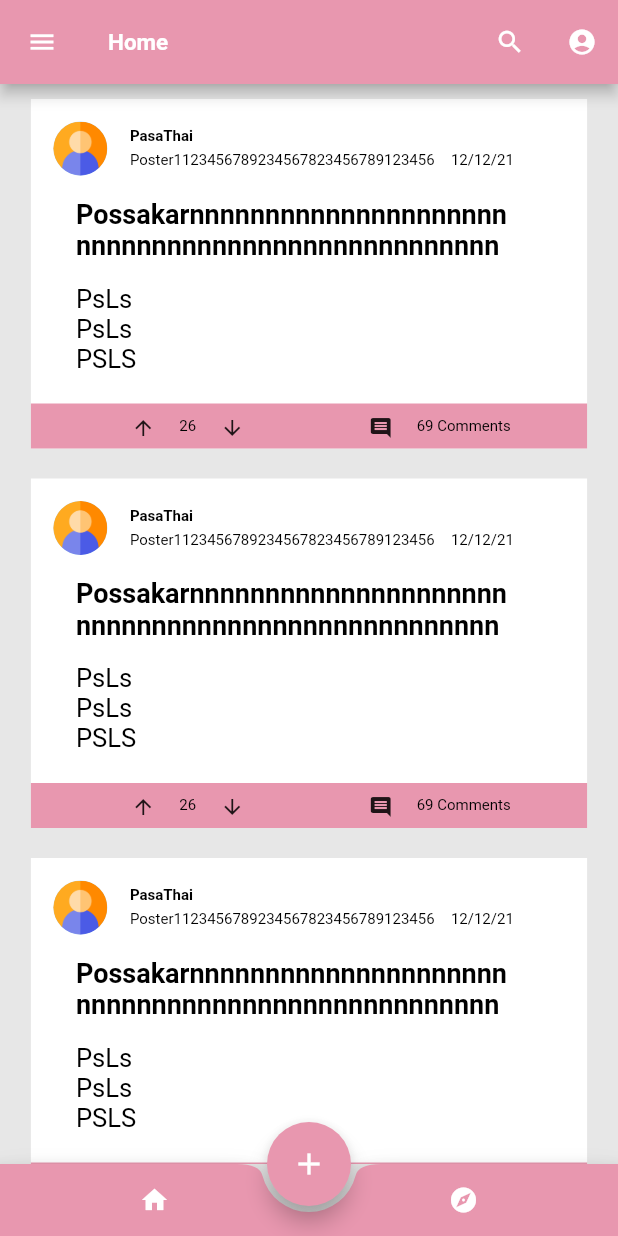
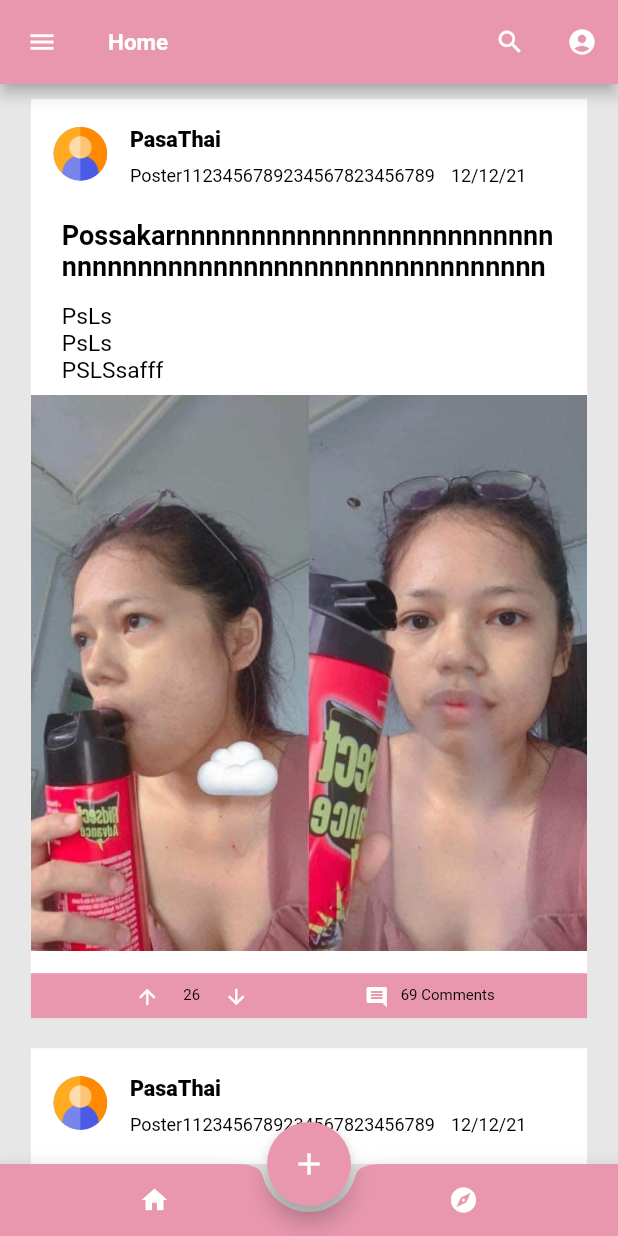
Before and after one commit to Thinc-Cu-Stack-Exchange/cu_problem_exchange, a Flutter app: the screen it shows after launch, after a tap on the "arrow upward" icon, on a phone screen of 412 x 824 dp. Run offline on Flutter 3.47's test engine with Material 2 defaults, Android fonts, the phone set to English and light mode, and no system bars; our stand-ins replace carousel_slider, get, image_picker, photo_view; missing offline and left inert: colorful_safe_area.

Commit message:
edit post and add postmaterial

```diff
--- a/lib/page/home.dart
+++ b/lib/page/home.dart
@@ -42,7 +42,8 @@ class Home extends GetView<HomeController> {
                   userName : "Poster1123456789234567823456789123456783456782345678",
                   postDate : "12/12/21",
                   postTitle : "Possakarnnnnnnnnnnnnnnnnnnnnnnnnnnnnnnnnnnnnnnnnnnnnnnnnnnnnnnnnnnnnnnnnnnnnnnnnnnnn",
-                  postText : "PsLs \nPsLs \nPSLS", // optional
+                  postText : "PsLs \nPsLs \nPSLSsafff\npsps", // optional
+                  postImage: Image.asset("assets/sample_image.jpg"),
                   postLiked : 26,
                   postCommentCount : 69,
                 ),
@@ -52,7 +53,6 @@ class Home extends GetView<HomeController> {
                   userName : "Poster1123456789234567823456789123456783456782345678",
                   postDate : "12/12/21",
                   postTitle : "Possakarnnnnnnnnnnnnnnnnnnnnnnnnnnnnnnnnnnnnnnnnnnnnnnnnnnnnnnnnnnnnnnnnnnnnnnnnnnnn",
-                  postText : "PsLs \nPsLs \nPSLS", // optional
                   postLiked : 26,
                   postCommentCount : 69,
                 ),
--- a/lib/widget/drawer.dart
+++ b/lib/widget/drawer.dart
@@ -112,12 +112,7 @@ class CreateTag extends StatelessWidget {
           child: SizedBox(
             height: tagHeight,
             width: tagWidth,
-            child: Container(
-              decoration: BoxDecoration(
-                borderRadius: BorderRadius.circular(18),
-                color: const Color(0xffffffff),
-              ),
-              child: TextButton(
+            child: TextButton(
                 onPressed: () {},
                 style: ButtonStyle(
                   alignment: Alignment.centerLeft, // <-- had to set alignment
@@ -140,7 +135,7 @@ class CreateTag extends StatelessWidget {
               ),
             ),
           ),
-        ),
+
 
       ],
     );
--- a/lib/widget/post.dart
+++ b/lib/widget/post.dart
@@ -1,5 +1,8 @@
+import 'dart:math';
+
 import 'package:flutter/material.dart';
 import 'package:get/get.dart';
+import 'package:cu_problem_exchange/widget/postmaterial.dart';
 
 class CreatePost extends StatelessWidget {
   var userImage;
@@ -8,9 +11,9 @@ class CreatePost extends StatelessWidget {
   var postDate;
   var postTitle;
   var postText;
-  var postImage;// optional
-  var postLiked;
-  var postCommentCount;
+  var postImage; // optional
+  int postLiked;
+  int postCommentCount;
   CreatePost({
     super.key,
     required this.userImage,
@@ -23,16 +26,13 @@ class CreatePost extends StatelessWidget {
     required this.postLiked,
     required this.postCommentCount,
   });
-  var headerStyle = TextStyle(
+  final headerStyle = TextStyle(
     color: Color(0xff000000),
     fontSize: 10,
     fontWeight: FontWeight.normal,
   );
-  var bodystyle = TextStyle(
-    color: Color(0xff000000),
-    fontSize: 18,
-    fontWeight: FontWeight.normal,
-  );
+  var upvoteColor = Color(0xffffffff);
+  var downvoteColor = Color(0xffffffff);
   @override
   Widget build(BuildContext context) {
     return Padding(
@@ -47,83 +47,39 @@ class CreatePost extends StatelessWidget {
               crossAxisAlignment: CrossAxisAlignment.start,
               children: [
                 // Post Header
-                Padding(
-                  padding: const EdgeInsets.all(15),
-                  child: Row(
+                CreatePostHeader(userImage: userImage, userName: userName, postTag: postTag, postDate: postDate),
+                // body post
+                Column(
+                  crossAxisAlignment: CrossAxisAlignment.start,
                   children: [
-                      CircleAvatar(
-                        backgroundImage: userImage,
-                        radius: 18,
+                    // Title
+                    Align(
+                      alignment: Alignment.center,
+                      child: SizedBox(
+                        width: context.width * 0.80,
+                        child: TextButton(
+                          onPressed: () {},
+                          style: ButtonStyle(
+                            padding: MaterialStateProperty.all<EdgeInsetsGeometry>(EdgeInsets.all(0)),
                           ),
-                      Padding(
-                        padding: EdgeInsets.fromLTRB(15, 0, 0, 0),
                           child: Column(
                             crossAxisAlignment: CrossAxisAlignment.start,
                             children: [
-                            Padding(
-                              padding: const EdgeInsets.fromLTRB(0, 0, 0, 4),
-                              child: SizedBox(
-                                width: context.width * 0.50,
-                                child: Text(
-                                  postTag,
-                                  style: headerStyle.apply(fontWeightDelta: 3),
-                                  maxLines: 1,
+                              CreateTitle(postTitle: postTitle),
+                              // Text
+                              CreateText(postText: postText),
+                            ],
                           ),
                         ),
                       ),
-                            Row(
-                              children: [
-                                SizedBox(
-                                  width: context.width * 0.50,
-                                  child: Text(
-                                    userName,
-                                    style: headerStyle,
-                                    maxLines: 1,
                     ),
-                                ),
-                                Padding(
-                                  padding: const EdgeInsets.fromLTRB(8, 0, 0, 0),
-                                  child: Text(
-                                    postDate,
-                                    style: headerStyle,
-                                    maxLines: 1,
-                                  ),
-                                )
+                    // Img
+                    CreateImage(postImage: postImage,),
                   ],
-                            )
-                          ],
-                        ),
-                      )
-                    ],
-                  ),
-                ),
-                // Title
-                Padding(
-                  padding: EdgeInsets.fromLTRB(30, 0, 0, 15),
-                  child: SizedBox(
-                    width: context.width * 0.70,
-                    child: Text(
-                      postTitle,
-                      style: bodystyle.apply(fontWeightDelta: 2),
-                      maxLines: 2,
-                    ),
-                  ),
-                ),
-                // Text
-                Padding(
-                  padding: EdgeInsets.fromLTRB(30, 0, 0, 15),
-                  child: SizedBox(
-                    width: context.width * 0.70,
-                    child: Text(
-                      postText,
-                      style: bodystyle.apply(fontSizeFactor: 0.95),
-                      maxLines: 3,
-                    ),
-                  ),
                 ),
                 // Spacing
                 SizedBox(
-                  height: 5,
+                  height: 15,
                 ),
                 // Bottom
                 Container(
@@ -137,22 +93,43 @@ class CreatePost extends StatelessWidget {
                         Row(
                           mainAxisAlignment: MainAxisAlignment.spaceEvenly,
                           children: [
+                            // Upvote icon
                             IconButton(
-                                onPressed: () {},
+                                onPressed: () {
+                                  if (upvoteColor == Color(0xffffffff)) {
+                                    upvoteColor = Color(0xff00B2FF);
+                                    postLiked += 1;
+                                  } else {
+                                    upvoteColor = Color(0xffffffff);
+                                    postLiked -= 1;
+                                  }
+                                },
                                 icon: Icon(
                                   Icons.arrow_upward_outlined,
                                   size: 16,
+                                  color: upvoteColor,
                                 )
                             ),
+                            // Liked post
                             Text(
                               postLiked.toString(),
                               style: headerStyle,
                             ),
+                            // Downvote icon
                             IconButton(
-                                onPressed: () {},
+                                onPressed: () {
+                                  if (downvoteColor == Color(0xffffffff)) {
+                                    downvoteColor = Color(0xffFF2A69);
+                                    postLiked = min(postLiked - 1,  0);
+                                  } else {
+                                    downvoteColor = Color(0xffffffff);
+                                    postLiked += 1;
+                                  }
+                                },
                                 icon: Icon(
                                   Icons.arrow_downward_outlined,
                                   size: 16,
+                                  color: downvoteColor,
                                 )
                             )
                           ],
@@ -161,16 +138,17 @@ class CreatePost extends StatelessWidget {
                         Row(
                           mainAxisAlignment: MainAxisAlignment.spaceEvenly,
                           children: [
-                            IconButton(
-                                onPressed:() {},
+                            TextButton.icon(
+                                onPressed: () {},
                                 icon: Icon(
                                   Icons.comment,
                                   size: 16,
-                                )
+                                  color: Color(0xffffffff),
                                 ),
-                            Text(
+                                label: Text(
                                   (postCommentCount > 1) ? "$postCommentCount Comments" : "$postCommentCount Comment",
                                   style: headerStyle,
+                                ),
                             )
                           ],
                         ),
--- /dev/null
+++ b/lib/widget/postmaterial.dart
@@ -0,0 +1,162 @@
+import 'package:flutter/material.dart';
+import 'package:get/get.dart';
+
+class CreatePostHeader extends StatelessWidget {
+  final userImage;
+  final postTag;
+  final userName;
+  final postDate;
+  final headerStyle = TextStyle(
+    color: Color(0xff000000),
+    fontSize: 12,
+    fontWeight: FontWeight.normal,
+  );
+
+  CreatePostHeader({
+    super.key,
+    required this.userImage,
+    required this.userName,
+    required this.postTag,
+    required this.postDate,
+  });
+
+  @override
+  Widget build(BuildContext context) {
+    return Padding(
+      padding: const EdgeInsets.all(15),
+      child: Row(
+        children: [
+          // User Avatar
+          CircleAvatar(
+            backgroundImage: userImage,
+            radius: 18,
+          ),
+          // User/Post info
+          Padding(
+            padding: EdgeInsets.fromLTRB(15, 0, 0, 0),
+            child: Column(
+              crossAxisAlignment: CrossAxisAlignment.start,
+              children: [
+                // TagName
+                Padding(
+                  padding: const EdgeInsets.fromLTRB(0, 0, 0, 4),
+                  child: SizedBox(
+                    width: context.width * 0.50,
+                    height: 25,
+                    child: TextButton(
+                      onPressed: () {},
+                      style: ButtonStyle(
+                        padding: MaterialStateProperty.all<EdgeInsetsGeometry>(
+                            EdgeInsets.all(0)),
+                      ),
+                      child: Align(
+                        alignment: Alignment.centerLeft,
+                        child: Text(
+                          postTag,
+                          style: headerStyle.apply(
+                              fontWeightDelta: 4, fontSizeFactor: 1.2),
+                          maxLines: 1,
+                        ),
+                      ),
+                    ),
+                  ),
+                ),
+                // UserName & PostDate
+                Row(
+                  children: [
+                    SizedBox(
+                      width: context.width * 0.50,
+                      child: Text(
+                        userName,
+                        style: headerStyle,
+                        maxLines: 1,
+                      ),
+                    ),
+                    Padding(
+                      padding: const EdgeInsets.fromLTRB(8, 0, 0, 0),
+                      child: Text(
+                        postDate,
+                        style: headerStyle,
+                        maxLines: 1,
+                      ),
+                    )
+                  ],
+                )
+              ],
+            ),
+          )
+        ],
+      ),
+    );
+  }
+}
+
+class CreateTitle extends StatelessWidget {
+  final postTitle;
+  final bodystyle = TextStyle(
+    color: Color(0xff000000),
+    fontSize: 18,
+    fontWeight: FontWeight.normal,
+  );
+
+  CreateTitle({super.key, required this.postTitle});
+
+  @override
+  Widget build(BuildContext context) {
+    return Padding(
+      padding: const EdgeInsets.symmetric(vertical: 7),
+      child: Text(
+        postTitle,
+        style: bodystyle.apply(fontWeightDelta: 2),
+        maxLines: 2,
+      ),
+    );
+  }
+}
+
+class CreateText extends StatelessWidget {
+  final postText;
+  final bodystyle = TextStyle(
+    color: Color(0xff000000),
+    fontSize: 16,
+    fontWeight: FontWeight.normal,
+  );
+
+  CreateText({super.key, required this.postText});
+
+  @override
+  Widget build(BuildContext context) {
+    return (postText != "")
+        ? (Padding(
+            padding: EdgeInsets.symmetric(vertical: 7),
+            child: Text(
+              postText,
+              style: bodystyle.apply(fontSizeFactor: 0.95),
+              maxLines: 3,
+            ),
+          ))
+        : Container();
+  }
+}
+
+class CreateImage extends StatelessWidget {
+  var postImage;
+
+  CreateImage({super.key, required this.postImage});
+
+  @override
+  Widget build(BuildContext context) {
+    return (postImage != "")
+        ? GestureDetector(
+            onDoubleTap: () {}, // Zoom
+            child: (SizedBox(
+              //width: context.width * 0.90,
+              child: FittedBox(
+                fit: BoxFit.fitWidth,
+                child: postImage,
+              ),
+            )),
+          )
+        : Container();
+  }
+}
```
Also changed, not shown: assets/sample_image.jpg (added). Lines whose indentation alone changed are shown as unchanged.
